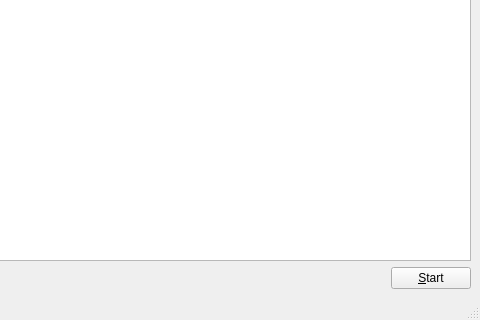
This is server/mainwindow.ui in rotanov/fefu-mmorpg as Qt 5 draws it before an edit; both pictures show x 817 to 1297 and y 248 to 568 of the 1297 by 568 pixel window. The edited form follows.
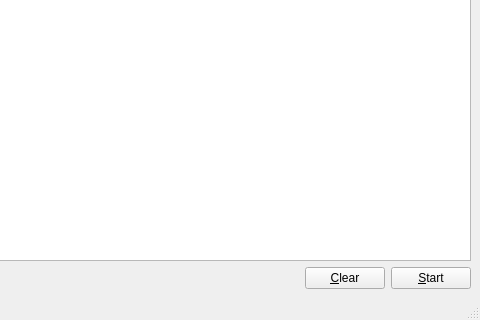
This is the edited form.

```diff
--- a/server/mainwindow.ui
+++ b/server/mainwindow.ui
@@ -33,6 +33,13 @@
         </property>
        </spacer>
       </item>
+      <item>
+       <widget class="QPushButton" name="qpbClear">
+        <property name="text">
+         <string>&amp;Clear</string>
+        </property>
+       </widget>
+      </item>
       <item>
        <widget class="QPushButton" name="qpbToggleServerState">
         <property name="text">
```
